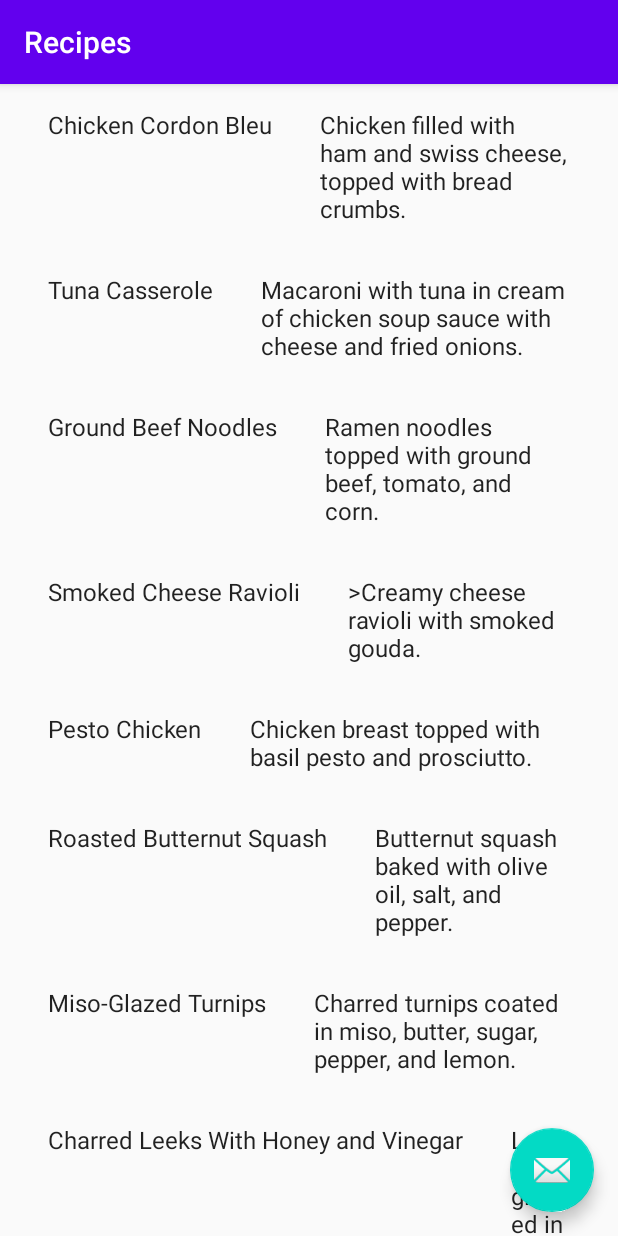
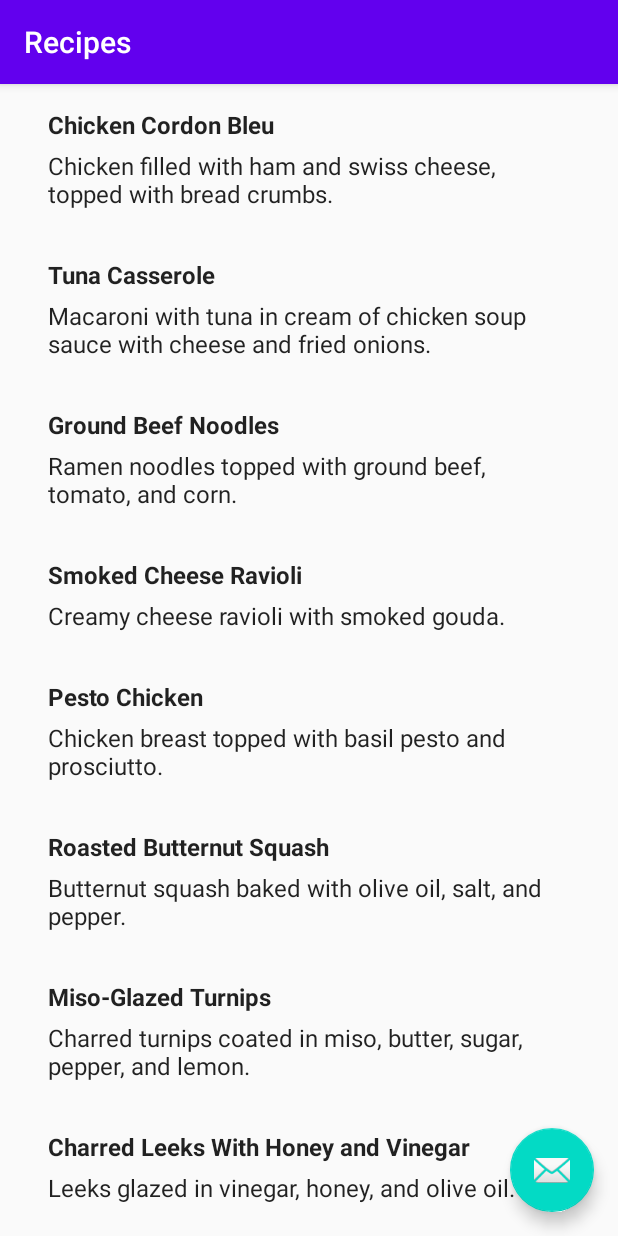
Before and after one commit to lauramcguire/CPS731_Lab_5, an Android app: the screen it shows after launch (RecipeListActivity), on a phone screen of 412 x 824 dp. Run offline under Robolectric (Android 15) with nearby library versions, the phone set to English and light mode, and no system bars.

Commit message:
updated recipe_list_content.xml

```diff
--- a/app/src/main/java/com/cps731lab5/dummy/DummyContent.java
+++ b/app/src/main/java/com/cps731lab5/dummy/DummyContent.java
@@ -36,7 +36,7 @@ public class DummyContent {
                 "Ingredients:\n\nmacaroni\ntuna\ncream of chicken soup\ncheddar cheese\nfriend onions", 2));
         addItem(new DummyItem("Ground Beef Noodles", "Ramen noodles topped with ground beef, tomato, and corn.",
                 "Ingredients:\n\nground beef\nramen noodles\ndiced tomatoes\ncorn", 3));
-        addItem(new DummyItem("Smoked Cheese Ravioli", ">Creamy cheese ravioli with smoked gouda.",
+        addItem(new DummyItem("Smoked Cheese Ravioli", "Creamy cheese ravioli with smoked gouda.",
                 "Ingredients:\n\nfrozen ravioli\ncream\nGouda cheese\nfresh parsley\npepper", 4));
         addItem(new DummyItem("Pesto Chicken", "Chicken breast topped with basil pesto and prosciutto.",
                 "Ingredients:\n\nchicken breast\nbasil pesto\nprosciutto", 5));
--- a/app/src/main/res/layout/recipe_list_content.xml
+++ b/app/src/main/res/layout/recipe_list_content.xml
@@ -2,19 +2,26 @@
 <LinearLayout xmlns:android="http://schemas.android.com/apk/res/android"
     android:layout_width="wrap_content"
     android:layout_height="wrap_content"
-    android:orientation="horizontal">
+    android:orientation="vertical">
 
     <TextView
         android:id="@+id/id_text"
         android:layout_width="wrap_content"
         android:layout_height="wrap_content"
-        android:layout_margin="@dimen/text_margin"
-        android:textAppearance="?attr/textAppearanceListItem" />
+        android:layout_marginLeft="@dimen/text_margin"
+        android:layout_marginTop="@dimen/text_margin"
+        android:layout_marginRight="@dimen/text_margin"
+        android:layout_marginBottom="5dp"
+        android:textAppearance="?attr/textAppearanceListItem"
+        android:textStyle="bold" />
 
     <TextView
         android:id="@+id/content"
         android:layout_width="wrap_content"
         android:layout_height="wrap_content"
-        android:layout_margin="@dimen/text_margin"
+        android:layout_marginLeft="@dimen/text_margin"
+        android:layout_marginTop="0dp"
+        android:layout_marginRight="@dimen/text_margin"
+        android:layout_marginBottom="@dimen/text_margin"
         android:textAppearance="?attr/textAppearanceListItem" />
 </LinearLayout>
```
